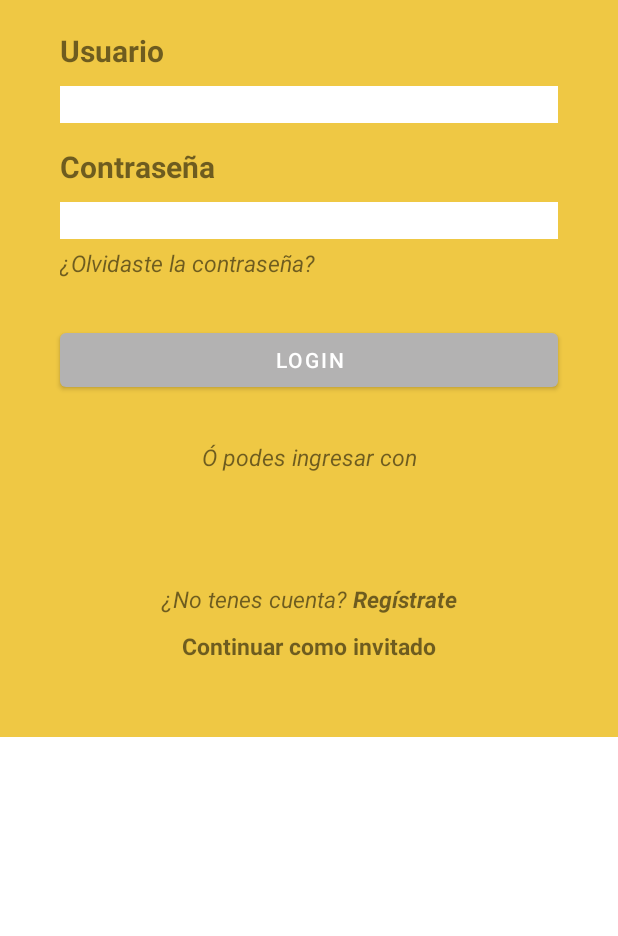
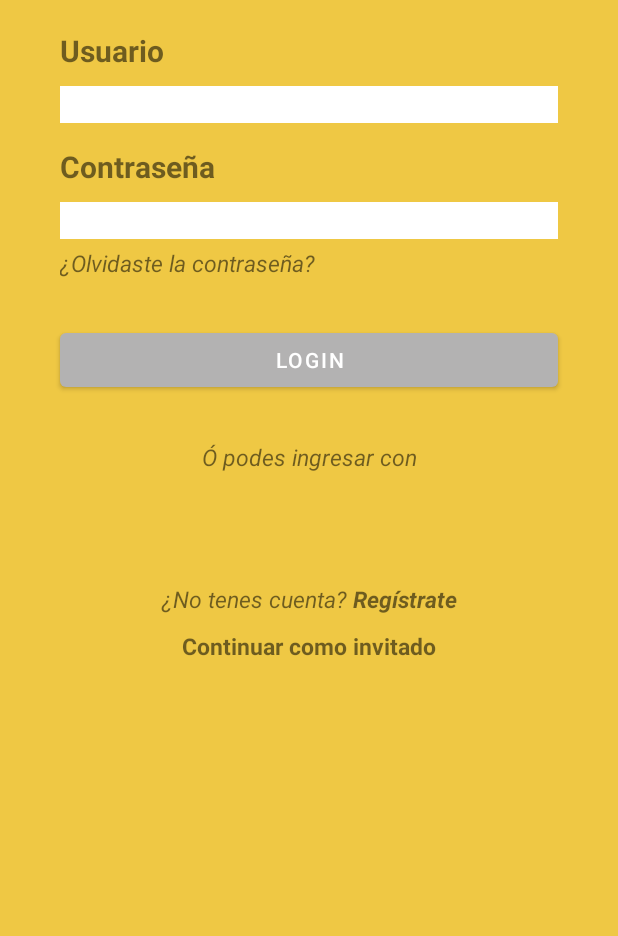
Before and after one commit to DagoPeralta94/ProjectBootcampGlobant, an Android app: the screen it shows after launch (MainActivity), on a phone screen of 412 x 824 dp, the part 300-1236 px from its top. Run offline under Robolectric (Android 15) with nearby library versions, the phone set to English and light mode, and no system bars.

Commit message:
Refactor screen on Main Activity

```diff
--- a/app/src/main/res/layout/activity_main.xml
+++ b/app/src/main/res/layout/activity_main.xml
@@ -1,14 +1,13 @@
 <?xml version="1.0" encoding="utf-8"?>
 <ScrollView xmlns:android="http://schemas.android.com/apk/res/android"
     android:layout_width="fill_parent"
-    android:layout_height="wrap_content">
+    android:layout_height="wrap_content"
+    android:background="@color/orange_imdb">
 
-    <LinearLayout xmlns:android="http://schemas.android.com/apk/res/android"
-        xmlns:app="http://schemas.android.com/apk/res-auto"
+    <LinearLayout xmlns:app="http://schemas.android.com/apk/res-auto"
         xmlns:tools="http://schemas.android.com/tools"
-        android:layout_width="match_parent"
-        android:layout_height="match_parent"
-        android:background="@color/orange_imdb"
+        android:layout_width="fill_parent"
+        android:layout_height="wrap_content"
         android:orientation="vertical"
         tools:context=".MainActivity">
 
@@ -17,7 +16,7 @@
             android:layout_height="150dp"
             android:layout_marginTop="50dp"
             android:layout_marginBottom="20dp"
-            android:contentDescription="Logo IMDb"
+            android:contentDescription="@string/logo_imdb_description"
             android:src="@drawable/logo_imdb" />
 
         <TextView
--- a/app/src/main/res/values/strings.xml
+++ b/app/src/main/res/values/strings.xml
@@ -18,4 +18,5 @@
     <string name="password_in_layout">Contraseña</string>
     <string name="btn_acept">Aceptar</string>
     <string name="txt_password_required">La contraseña debe contener 8 caracteres*</string>
+    <string name="logo_imdb_description">Logo IMDb</string>
 </resources>
```
